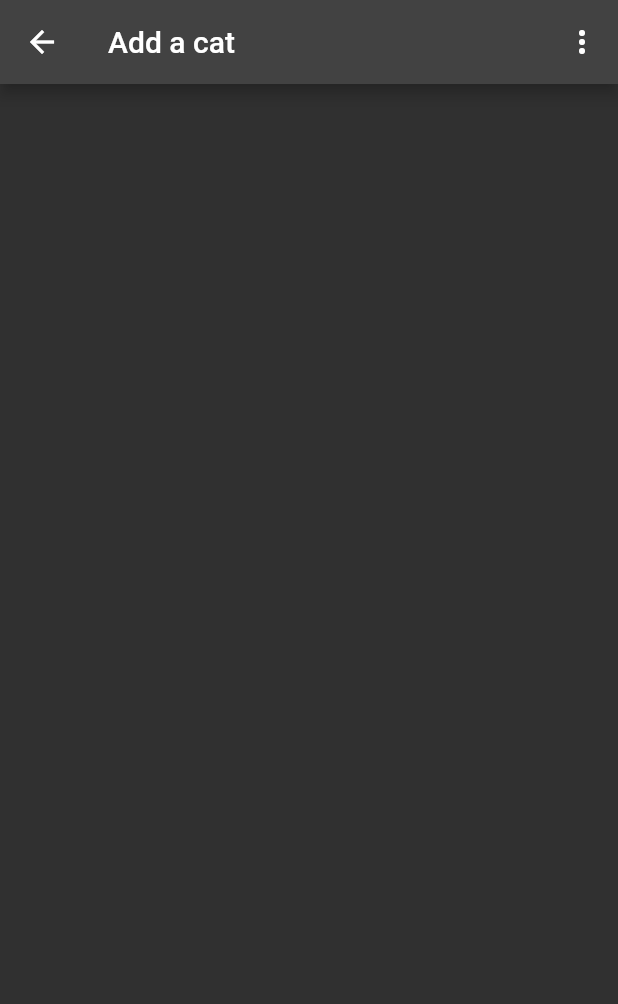
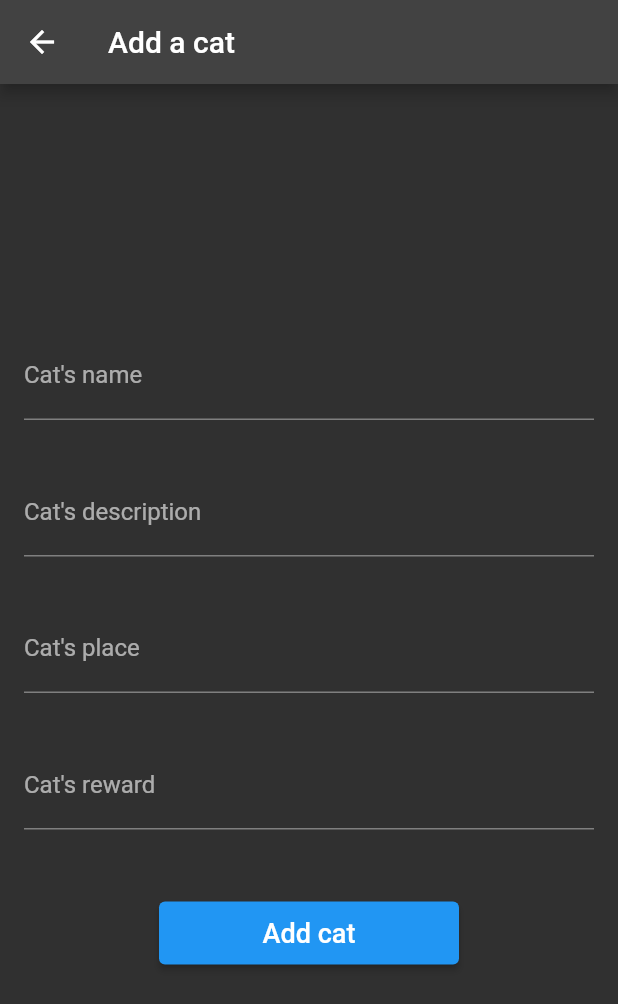
Before and after one commit to Snaflus/MobileExamFlutter_LostCats, a Flutter app: the CreatePage screen opened directly, on a phone screen of 412 x 824 dp. Shown: the top 1004 px of the screen. Run offline on Flutter 3.47's test engine with Material 2 defaults, Android fonts, the light colour scheme and no system bars; our stand-ins replace firebase_auth, firebase_core, flutter_riverpod; accounts and stored records are empty; generated files the repository leaves out were written again; network calls fail.

Commit message:
Create cat page

```diff
--- a/lib/src/presentation/create_page.dart
+++ b/lib/src/presentation/create_page.dart
@@ -3,11 +3,14 @@ import 'package:flutter/material.dart';
 import 'package:flutter_riverpod/flutter_riverpod.dart';
 import 'package:mobile_exam_flutter_lostcats/src/presentation/popup_menu.dart';
 
+import '../data/cat_repository.dart';
 import '../data/firebase_providers.dart';
 import '../domain/cat.dart';
 
-final usernameController = TextEditingController();
-final passwordController = TextEditingController();
+final nameController = TextEditingController();
+final descController = TextEditingController();
+final placeController = TextEditingController();
+final rewardController = TextEditingController();
 final _formKey = GlobalKey<FormState>();
 
 class CreatePage extends StatefulWidget {
@@ -19,23 +22,134 @@ class CreatePage extends StatefulWidget {
   State<CreatePage> createState() => _CreatePageState();
 }
 
+class SubmitButton extends ConsumerWidget {
+  const SubmitButton({super.key});
+
+  @override
+  Widget build(BuildContext context, WidgetRef ref) {
+    var firebase = ref.read(firebaseAuthProvider); //used to pass functions
+    var cats = ref.read(catRepositoryProvider); //used to pass functions
+
+    return Padding(
+      padding: const EdgeInsets.symmetric(vertical: 32),
+      child: SizedBox(
+        width: 200,
+        height: 42,
+        child: ElevatedButton(
+          onPressed: () async {
+            if (_formKey.currentState!.validate()) {
+              try {
+                final operation = await cats.postCat(
+                  Cat.createWithoutPicture(
+                      nameController.text,
+                      descController.text,
+                      placeController.text,
+                      int.parse(rewardController.text),
+                      firebase.currentUser!.email!),
+                );
+              } on Exception catch (e) {
+                debugPrint(e.toString());
+              }
+              Navigator.pop(context);
+            }
+          },
+          child: const Text(
+            'Add cat',
+            style: TextStyle(fontSize: 18),
+          ),
+        ),
+      ),
+    );
+  }
+}
+
 class _CreatePageState extends State<CreatePage> {
   @override
   Widget build(BuildContext context) {
     return Scaffold(
         appBar: AppBar(
           title: Text(widget.title),
-          actions: const [PopupMenu()],
+          //actions: const [PopupMenu()], //logging out on create cat page produces unintended behaviour
         ),
         body: Center(
           child: Padding(
-            padding: const EdgeInsets.only(
-                top: 128 + 64, left: 8, right: 8, bottom: 8),
+            padding:
+                const EdgeInsets.only(top: 8, left: 8, right: 8, bottom: 8),
             child: Form(
               key: _formKey,
               child: Column(
                 mainAxisAlignment: MainAxisAlignment.center,
-                children: [],
+                children: [
+                  Padding(
+                    padding:
+                        const EdgeInsets.symmetric(horizontal: 8, vertical: 16),
+                    child: TextFormField(
+                      validator: (value) {
+                        if (value == null || value.isEmpty) {
+                          return "Input cat's name";
+                        }
+                        return null;
+                      },
+                      controller: nameController,
+                      decoration: const InputDecoration(
+                        border: UnderlineInputBorder(),
+                        labelText: "Cat's name",
+                      ),
+                    ),
+                  ),
+                  Padding(
+                    padding:
+                        const EdgeInsets.symmetric(horizontal: 8, vertical: 16),
+                    child: TextFormField(
+                      validator: (value) {
+                        if (value == null || value.isEmpty) {
+                          return "Input cat's description";
+                        }
+                        return null;
+                      },
+                      controller: descController,
+                      decoration: const InputDecoration(
+                        border: UnderlineInputBorder(),
+                        labelText: "Cat's description",
+                      ),
+                    ),
+                  ),
+                  Padding(
+                    padding:
+                        const EdgeInsets.symmetric(horizontal: 8, vertical: 16),
+                    child: TextFormField(
+                      validator: (value) {
+                        if (value == null || value.isEmpty) {
+                          return "Input cat's place";
+                        }
+                        return null;
+                      },
+                      controller: placeController,
+                      decoration: const InputDecoration(
+                        border: UnderlineInputBorder(),
+                        labelText: "Cat's place",
+                      ),
+                    ),
+                  ),
+                  Padding(
+                    padding:
+                        const EdgeInsets.symmetric(horizontal: 8, vertical: 16),
+                    child: TextFormField(
+                      validator: (value) {
+                        if (value == null || value.isEmpty) {
+                          return "Input cat's reward";
+                        }
+                        return null;
+                      },
+                      controller: rewardController,
+                      decoration: const InputDecoration(
+                        border: UnderlineInputBorder(),
+                        labelText: "Cat's reward",
+                      ),
+                    ),
+                  ),
+                  const SubmitButton(),
+                ],
               ),
             ),
           ),
```
